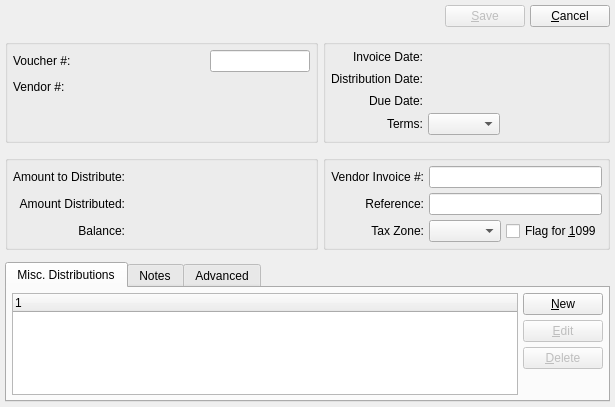
Qt form guiclient/miscVoucher.ui (Pegasus-RPG/xtuple-client) before a commit.
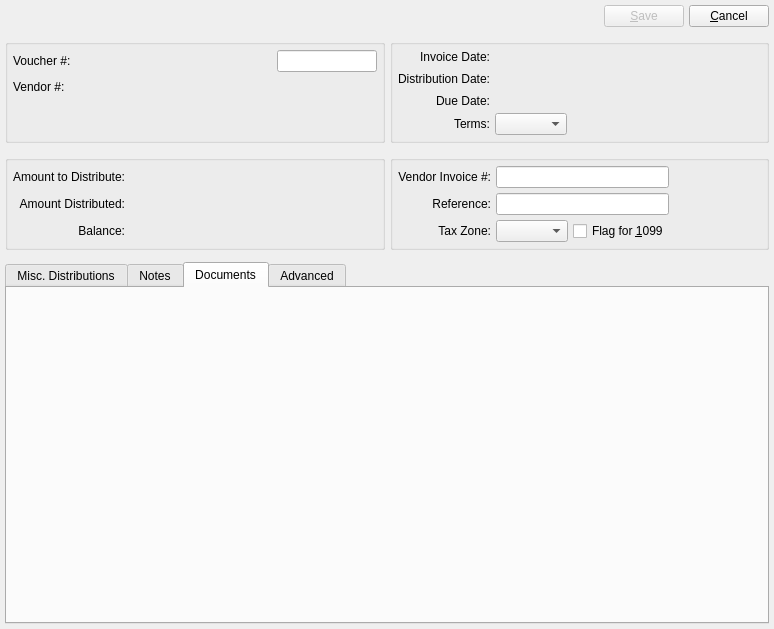
The same form after that commit. The open tabs and pages were chosen to show the change. Custom widgets are drawn as their Qt base class.

Commit message: Issue #11304:add documents widget

```diff
--- a/guiclient/miscVoucher.ui
+++ b/guiclient/miscVoucher.ui
@@ -13,8 +13,8 @@
    <rect>
     <x>0</x>
     <y>0</y>
-    <width>600</width>
-    <height>400</height>
+    <width>774</width>
+    <height>629</height>
    </rect>
   </property>
   <property name="windowTitle">
@@ -486,6 +486,20 @@
        </item>
       </layout>
      </widget>
+     <widget class="QWidget" name="_documentsTab">
+      <attribute name="title">
+       <string>Documents</string>
+      </attribute>
+      <layout class="QVBoxLayout" name="verticalLayout_4">
+       <item>
+        <widget class="Documents" name="_documents">
+         <property name="type">
+          <enum>Documents::Voucher</enum>
+         </property>
+        </widget>
+       </item>
+      </layout>
+     </widget>
      <widget class="QWidget" name="advancedTab">
       <attribute name="title">
        <string>Advanced</string>
@@ -556,6 +570,11 @@
    <header>datecluster.h</header>
    <container>1</container>
   </customwidget>
+  <customwidget>
+   <class>Documents</class>
+   <extends>QWidget</extends>
+   <header>documents.h</header>
+  </customwidget>
   <customwidget>
    <class>RecurrenceWidget</class>
    <extends>QWidget</extends>
```
The commit also changes 28 other files.
